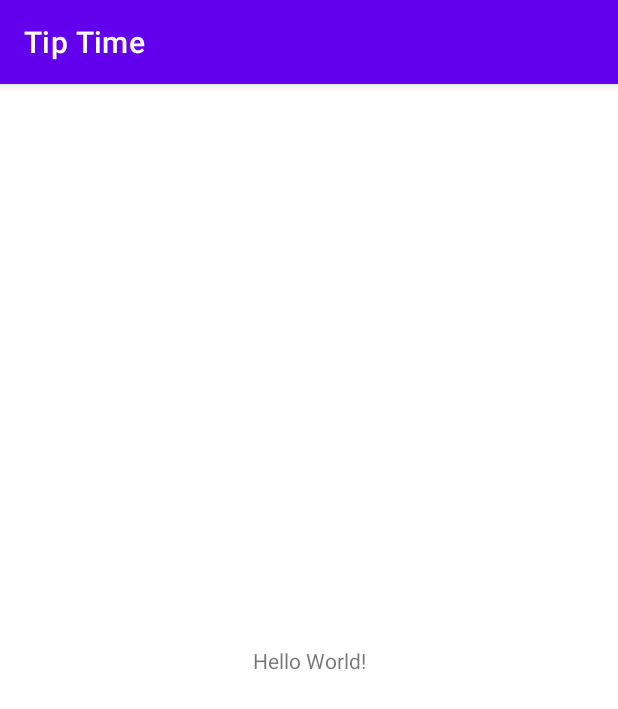
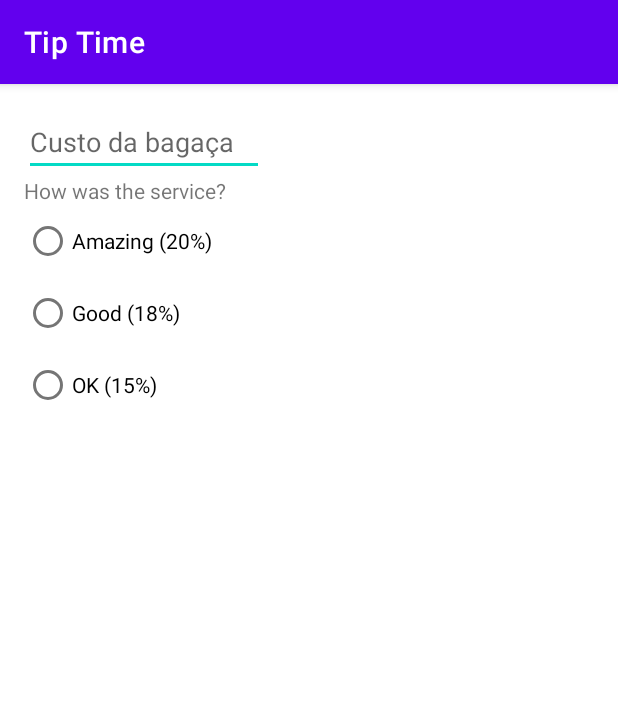
Before and after one commit to czkirilo/Curso_Kotlin_T2, an Android app: the screen it shows after launch (MainActivity), on a phone screen of 412 x 824 dp. Shown: the top 709 px of the screen. Run offline under Robolectric (Android 15) with nearby library versions, the phone set to English and light mode, and no system bars.

Commit message:
Finalizacao da primeira etapa do projeto

```diff
--- a/TipTime/app/src/main/java/com/example/tiptime/MainActivity.kt
+++ b/TipTime/app/src/main/java/com/example/tiptime/MainActivity.kt
@@ -7,5 +7,7 @@ class MainActivity : AppCompatActivity() {
     override fun onCreate(savedInstanceState: Bundle?) {
         super.onCreate(savedInstanceState)
         setContentView(R.layout.activity_main)
+
+        //onde colocamos nosso codigo
     }
 }
--- a/TipTime/app/src/main/res/layout/activity_main.xml
+++ b/TipTime/app/src/main/res/layout/activity_main.xml
@@ -4,15 +4,54 @@
     xmlns:tools="http://schemas.android.com/tools"
     android:layout_width="match_parent"
     android:layout_height="match_parent"
+    android:padding="16dp"
     tools:context=".MainActivity">
 
+    <EditText
+        android:id="@+id/cost_of_service"
+        android:layout_height="wrap_content"
+        android:layout_width="160dp"
+        app:layout_constraintStart_toStartOf="parent"
+        app:layout_constraintTop_toTopOf="parent"
+        android:inputType="numberDecimal"
+        android:hint="Custo da bagaça"
+        />
     <TextView
+        android:id="@+id/service_question"
         android:layout_width="wrap_content"
         android:layout_height="wrap_content"
-        android:text="Hello World!"
-        app:layout_constraintBottom_toBottomOf="parent"
-        app:layout_constraintLeft_toLeftOf="parent"
-        app:layout_constraintRight_toRightOf="parent"
-        app:layout_constraintTop_toTopOf="parent" />
+        android:text="How was the service?"
+        app:layout_constraintStart_toStartOf="parent"
+        app:layout_constraintTop_toBottomOf="@id/cost_of_service"
+        />
+    <RadioGroup
+        android:id="@+id/tip_options"
+        android:layout_width="wrap_content"
+        android:layout_height="wrap_content"
+        android:orientation="vertical"
+        app:layout_constraintStart_toStartOf="parent"
+        app:layout_constraintTop_toBottomOf="@id/service_question">
+
+        <RadioButton
+            android:id="@+id/option_twenty_percent"
+            android:layout_width="wrap_content"
+            android:layout_height="wrap_content"
+            android:text="Amazing (20%)" />
+
+        <RadioButton
+            android:id="@+id/option_eighteen_percent"
+            android:layout_width="wrap_content"
+            android:layout_height="wrap_content"
+            android:text="Good (18%)" />
+
+        <RadioButton
+            android:id="@+id/option_fifteen_percent"
+            android:layout_width="wrap_content"
+            android:layout_height="wrap_content"
+            android:text="OK (15%)" />
+
+
+    </RadioGroup>
+
 
 </androidx.constraintlayout.widget.ConstraintLayout>
```
